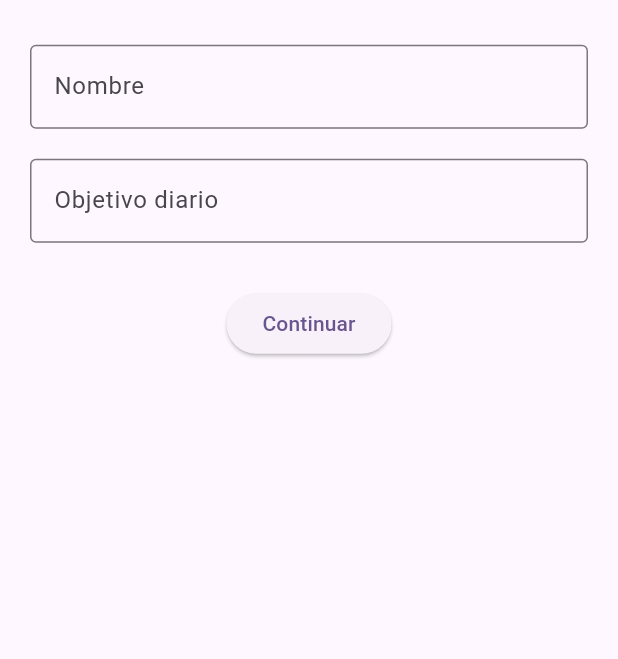
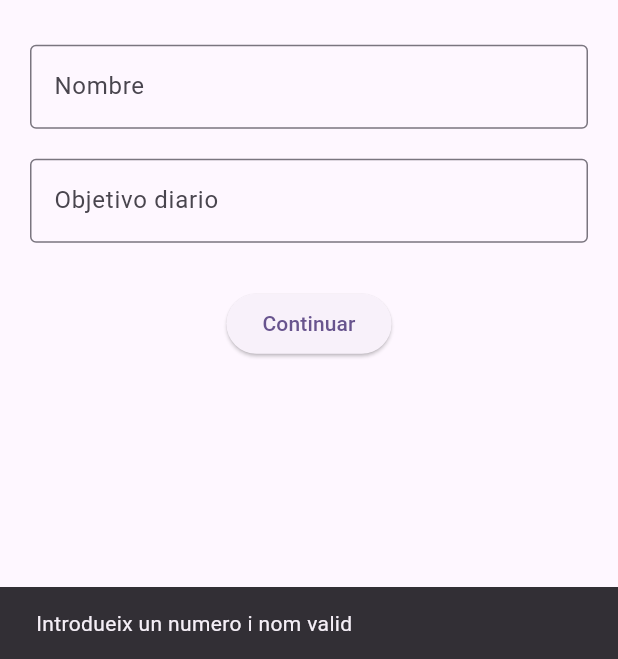
Before and after one commit to joseporiolse/HabitosApp, a Flutter app: the screen it shows after launch, after a tap on "Continuar", on a phone screen of 412 x 824 dp, the part 577-1236 px from its top. Run offline on Flutter 3.47's test engine with Material 3 defaults, Android fonts, the phone set to English and light mode, and no system bars; our stand-ins replace shared_preferences.

Commit message:
guardando nombre y objetivo

```diff
--- a/lib/main.dart
+++ b/lib/main.dart
@@ -1,4 +1,5 @@
 import 'package:flutter/material.dart';
+import 'services/preferencias_service.dart';
 
 void main() {
   runApp(const MyApp());
@@ -31,9 +32,11 @@ class _BienvenidaState extends State<Bienvenida> {
 
   final TextEditingController nombreController = TextEditingController();
   final TextEditingController objetivoController = TextEditingController(); // Ens permet interactuar dins i llegeix lo que hem ficat
+  final PreferenciasService preferencias = PreferenciasService(); // Creem un objecte per accedir a les funcions del servei
 
   @override
-  Widget build(BuildContext context) { //Crea lo que mostrara flutter es a dir la pantalla
+  Widget build(BuildContext context) {
+    //Crea lo que mostrara flutter es a dir la pantalla
 
     return Scaffold( //Es com la estructura basica per a tenir un ordre
       appBar: AppBar(
@@ -41,10 +44,12 @@ class _BienvenidaState extends State<Bienvenida> {
       ),
 
       body: Padding(
-        padding: const EdgeInsets.all(20), //Deixem un espai de 20 pixels en aquest cas en tots els costats de espai
+        padding: const EdgeInsets.all(20),
+        //Deixem un espai de 20 pixels en aquest cas en tots els costats de espai
 
         child: Column(
-          mainAxisAlignment: MainAxisAlignment.center, //fiquem .center degut a que el column es vertical i centra tot verticalment
+          mainAxisAlignment: MainAxisAlignment.center,
+          //fiquem .center degut a que el column es vertical i centra tot verticalment
 
           children: [ //fiquem tot lo que volem dins del column
 
@@ -89,7 +94,34 @@ class _BienvenidaState extends State<Bienvenida> {
     );
   }
 
-  void guardaDatos() {
+  Future<void> guardaDatos() async {
+// Funció que s'executa quan premem el botó Continuar
+
+    String nombre = nombreController.text.trim();
+// Agafem el nom i eliminem els espais del principi i del final
+
+    int? objetivo = int.tryParse(objetivoController.text.trim());
+// Intentem convertir l'objectiu introduït a un número enter
+
+    if (nombre.isEmpty || objetivo == null || objetivo <= 0) {
+// Comprovem que el nom no estigui buit i que l'objectiu sigui vàlid
+
+      ScaffoldMessenger.of(context).showSnackBar(
+        const SnackBar(
+          content: Text('Introdueix un numero i nom valid'),
+
+        ),
+      );
+
+      return;
+// Aturem la funció si les dades són incorrectes
+    }
+
+    await preferencias.guardarNombre(nombre);
+// Guardem el nom de l'usuari i esperem que acabi
+
+    await preferencias.guardarObjetivo(objetivo);
+// Guardem l'objectiu diari i esperem que acabi
 
   }
 }
--- /dev/null
+++ b/lib/services/preferencias_service.dart
@@ -0,0 +1,42 @@
+import 'package:shared_preferences/shared_preferences.dart';
+
+class PreferenciasService {
+
+  static const String claveNombre = 'nombre'; //Clau per identificar nom
+
+  static const String claveObjetivo = 'objetivo';
+
+  Future<void> guardarNombre(String nombre) async {
+    //Funcio que guarda el nom d'usuari
+
+    final prefs = await SharedPreferences.getInstance(); //Obtenim preferencies de la app
+
+    await prefs.setString(claveNombre, nombre); //Guardem el nom com a String
+
+  }
+
+    Future<void> guardarObjetivo(int objetivo) async {
+
+    final prefs = await SharedPreferences.getInstance();
+
+    await prefs.setInt(claveObjetivo, objetivo);
+
+    }
+
+    Future<void> obtenerNombre(String nombre) async{
+
+    final prefs = await SharedPreferences.getInstance();
+
+    return prefs.getString(claveNombre);
+
+    }
+
+  Future<void> obtenerObjetivo(int objetivo) async {
+
+    final prefs = await SharedPreferences.getInstance();
+
+    return prefs.getInt(ClaveObjetivo, objetivo);
+
+  }
+
+}
```
Also changed, not shown: pubspec.yaml (+6 -70 lines), pubspec.lock, 1 other file.
